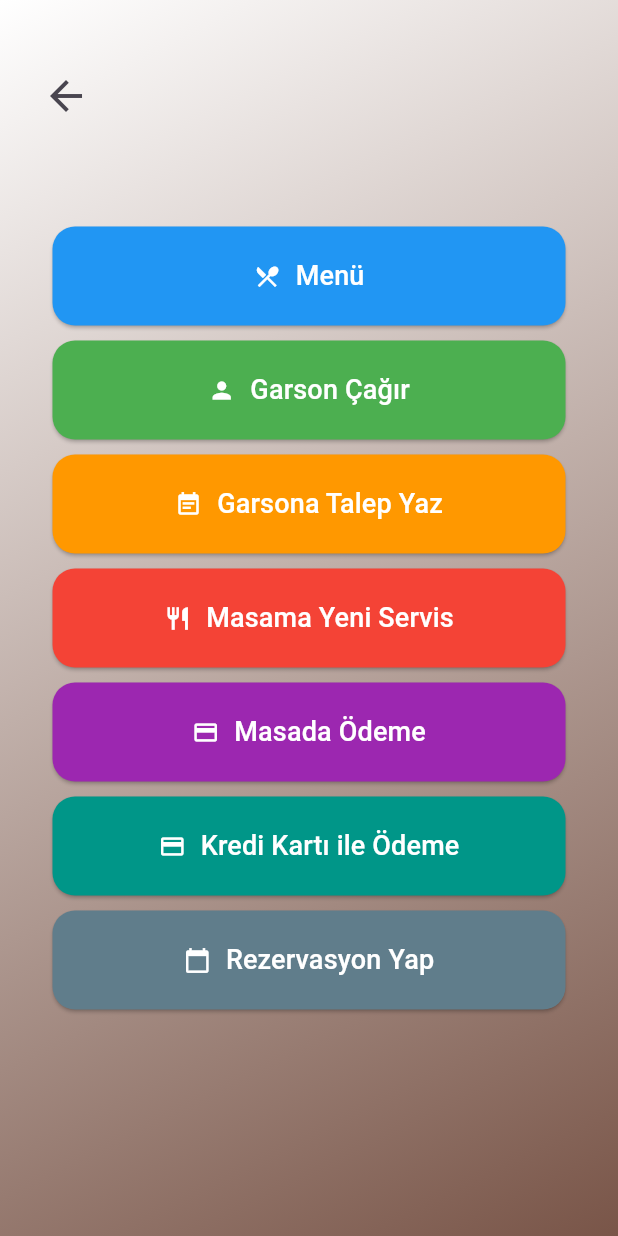
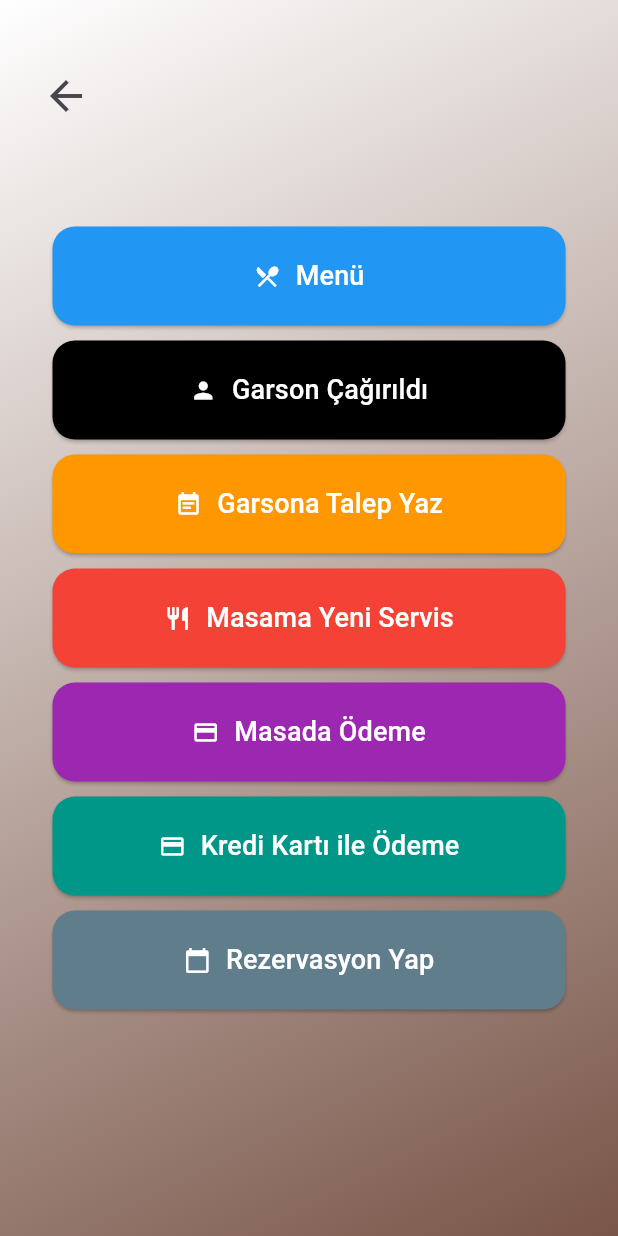
Before and after one commit to esramukaddescetin/flutter-Restaurant-App, a Flutter app: the QuickRequestsPage screen opened by its route, after a tap on "Garson Çağır", on a phone screen of 412 x 824 dp. Run offline on Flutter 3.47's test engine with Material 3 defaults, Android fonts, the phone set to English and light mode, and no system bars; our stand-ins replace cloud_firestore, firebase_auth, firebase_core, fluttertoast, get_it; accounts and stored records are empty.

```diff
--- a/lib/screens/quick_requests.dart
+++ b/lib/screens/quick_requests.dart
@@ -8,8 +8,18 @@ class QuickRequestsPage extends StatefulWidget {
 }
 
 class _QuickRequestsPageState extends State<QuickRequestsPage> {
-  bool isButtonPressed = false;
-  Color buttonColor = Colors.green;
+  Color menuButtonColor = Colors.blue;
+  Color callWaiterButtonColor = Colors.green;
+  Color writeRequestButtonColor = Colors.orange;
+  Color newServiceButtonColor = Colors.red;
+  Color paymentButtonColor = Colors.purple;
+  Color creditCardButtonColor = Colors.teal;
+  Color reservationButtonColor = Colors.blueGrey;
+
+  String buttonCallWaiterText = "Garson Çağır";
+  String buttonNewService = "Masama Yeni Servis";
+  String buttonPayment = "Masada Ödeme";
+
   @override
   Widget build(BuildContext context) {
     return Scaffold(
@@ -28,92 +38,64 @@ class _QuickRequestsPageState extends State<QuickRequestsPage> {
                 crossAxisAlignment: CrossAxisAlignment.stretch,
                 children: [
                   buildQuickRequestButton(
-                      Icons.restaurant_menu, 'Menü', Colors.blue, () {
+                      Icons.restaurant_menu, 'Menü', menuButtonColor, () {
                     Navigator.pushNamed(context, '/menuPage');
                   }),
                   SizedBox(height: 10),
                   buildQuickRequestButton(
-                      Icons.person, 'Garson Çağır', Colors.green, () {
-                    // Garson çağırıldı mesajı dön ekrana
+                      Icons.person, buttonCallWaiterText, callWaiterButtonColor,
+                          () {
+                        setState(() {
+                          callWaiterButtonColor = Colors.black;
+                          buttonCallWaiterText = 'Garson Çağırıldı';
+                          print('Garson Çağırıldı');
+                        });
                       }),
-                  /*  TextButton(
-                    style: ButtonStyle(
-                      foregroundColor:
-                          MaterialStateProperty.all<Color>(buttonColor),
-                    ),
-                    onPressed: () {
+                  SizedBox(height: 10),
+                  buildQuickRequestButton(Icons.event_note, 'Garsona Talep Yaz',
+                      writeRequestButtonColor, () {
                         setState(() {
-                        buttonColor = Colors.black;
+                          writeRequestButtonColor = Colors.orange;
+                          print('Garsona Talep Yaz');
                         });
-                    },
-                    child: Text('TextButton'),
-                  ),  */
+                        Navigator.pushNamed(context, '/waiterRequestPage');
+                      }),
                   SizedBox(height: 10),
                   buildQuickRequestButton(
-                    Icons.event_note,
-                    'Garsona Talep Yaz',
-                    Colors.orange,
+                      Icons.restaurant, buttonNewService, newServiceButtonColor,
                           () {
-                      Navigator.pushNamed(context, '/waiterRequestPage');
-                    },
-                  ),
+                        setState(() {
+                          buttonNewService = "Servis Talebi Alındı";
+                          newServiceButtonColor = Colors.black;
+                          print('Masaya Yeni Servis Talebi Alındı');
+                        });
+                      }),
                   SizedBox(height: 10),
                   buildQuickRequestButton(
-                    Icons.restaurant,
-                    'Masama Yeni Servis',
-                    Colors.red,
-                    () {
-                      backgroundColor:
-                      MaterialStateProperty.resolveWith<Color>(
-                        (Set<MaterialState> states) {
-                          if (states.contains(MaterialState.pressed)) {
-                            // Butona basıldığında rengi değiştir
-                            return Colors
-                                .brown; // Örneğin, buton basıldığında rengi koyu kahverengi olsun
-                          } else {
-                            // Basılmadığında veya varsayılan durumda rengi
-                            return Colors.red; // Verilen renk olsun
-                          }
-                        },
-                      );
-                      // Masaya yeni servis talebiniz alındı mesajı dön
-                    },
-                  ),
+                      Icons.payment, buttonPayment, paymentButtonColor, () {
+                    setState(() {
+                      paymentButtonColor = Colors.black;
+                      buttonPayment = "Masada Ödeme Talebi Alındı";
+                    });
+                  }),
                   SizedBox(height: 10),
-                  buildQuickRequestButton(
-                    Icons.payment,
-                    'Masada Ödeme',
-                    Colors.purple,
-                    () {
+                  buildQuickRequestButton(Icons.credit_card,
+                      'Kredi Kartı ile Ödeme', creditCardButtonColor, () {
                         setState(() {
-                        print('butona basıldı');
-                        buttonStyle:
-                        ElevatedButton.styleFrom(
-                          backgroundColor: Colors.white,
-                          foregroundColor: Colors.white,
-                          textStyle: TextStyle(backgroundColor: Colors.white),
-                        );
+                          creditCardButtonColor = Colors.teal;
+                          print('Kredi Kartı ile Ödeme Yapıldı');
                         });
-                    },
-                  ),
+                        Navigator.pushNamed(context, '/paymentPage');
+                      }),
                   SizedBox(height: 10),
-                  buildQuickRequestButton(
-                    Icons.credit_card,
-                    'Kredi Kartı ile Ödeme',
-                    Colors.teal,
-                    () {
-                      Navigator.pushNamed(context, '/paymentPage');
-                    },
-                  ),
-                  SizedBox(height: 10),
-                  buildQuickRequestButton(
-                    Icons.calendar_today,
-                    'Rezervasyon Yap',
-                    Colors.blueGrey,
-                    () {
+                  buildQuickRequestButton(Icons.calendar_today,
+                      'Rezervasyon Yap', reservationButtonColor, () {
+                        setState(() {
+                          reservationButtonColor = Colors.blueGrey;
+                          print('Rezervasyon Yapıldı');
+                        });
                         Navigator.pushNamed(context, '/reservationPage');
-                    },
-                  ),
+                      }),
                 ],
               ),
             ),
@@ -128,18 +110,10 @@ class _QuickRequestsPageState extends State<QuickRequestsPage> {
       IconData icon, String text, Color color, VoidCallback onPressed) {
     return ElevatedButton(
       onPressed: onPressed,
-      /* () {
-        buttonStyle:
-        ElevatedButton.styleFrom(
-          backgroundColor: Colors.white,
-          textStyle: TextStyle(backgroundColor: Colors.white),
-        );
-      }, */
       style: ButtonStyle(
         backgroundColor: MaterialStateProperty.all<Color>(color),
-        padding: MaterialStateProperty.all<EdgeInsetsGeometry>(
-          EdgeInsets.all(20),
-        ),
+        padding:
+        MaterialStateProperty.all<EdgeInsetsGeometry>(EdgeInsets.all(20)),
         shape: MaterialStateProperty.all<RoundedRectangleBorder>(
           RoundedRectangleBorder(
             borderRadius: BorderRadius.circular(15.0),
@@ -167,7 +141,6 @@ class _QuickRequestsPageState extends State<QuickRequestsPage> {
 void main() {
   runApp(MaterialApp(
     debugShowCheckedModeBanner: false,
-    // title: 'Hızlı Talepler',
     home: QuickRequestsPage(),
   ));
 }
--- a/lib/screens/signup.dart
+++ b/lib/screens/signup.dart
@@ -139,8 +139,10 @@ class RegisterScreen extends StatelessWidget {
                             name: _tName.text,
                             lastname: _tLastName.text,
                             email: _tEmail.text,
-                            phone: int.parse(_tPhone.text),
-                            password: _tPassword.text);
+                            // phone: int.parse(_tPhone.text),
+                            phone: _tPhone.text,
+                            password: _tPassword.text
+                        );
                         //   Navigator.pushNamed(context, '/tableNumberPage');
                       },
                       child: Text('SIGN UP',
```
Also changed, not shown: lib/screens/login_page.dart (+20 -12 lines), lib/services/provider/auth_service.dart (+50 -28 lines), 7 other files. Lines whose indentation alone changed are shown as unchanged.
